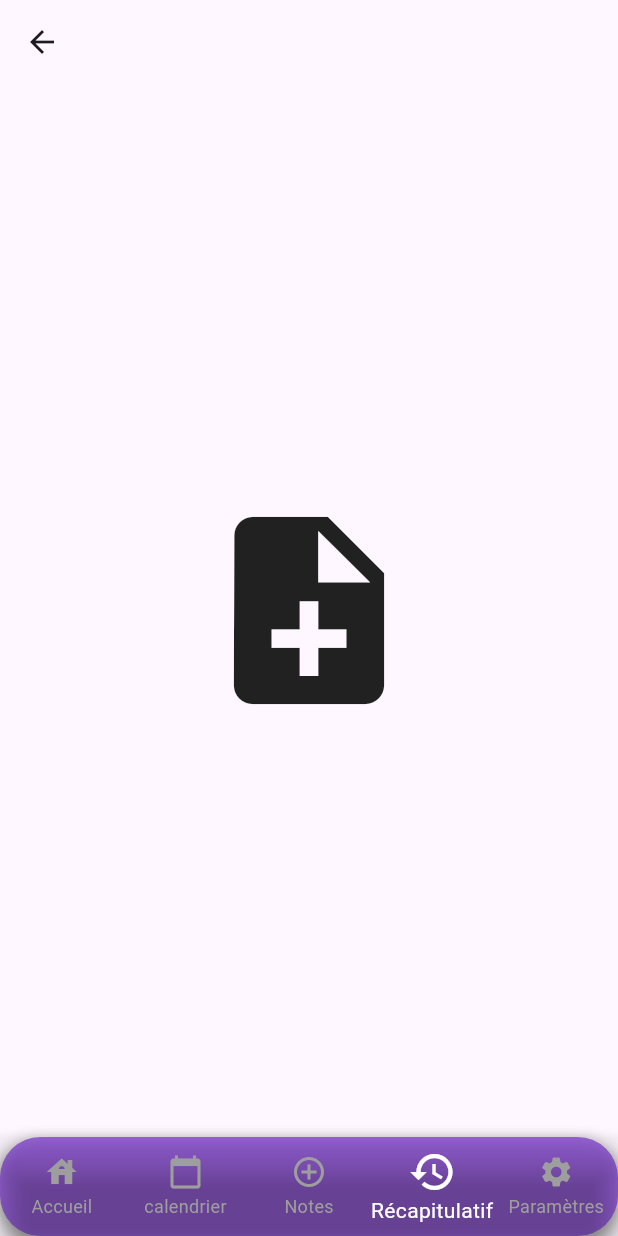
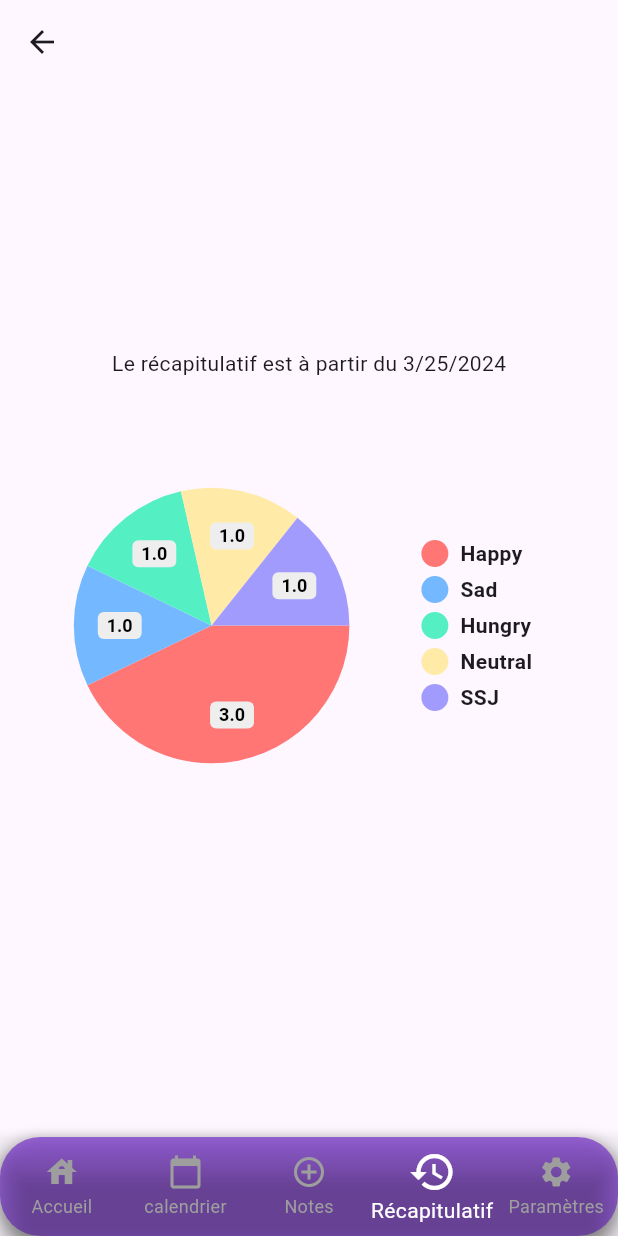
Before and after one commit to ThomasVly/Projet-F, a Flutter app: the NavBar screen opened directly, item 4 of the bottom bar chosen, on a phone screen of 412 x 824 dp. Run offline on Flutter 3.47's test engine with Material 3 defaults, Android fonts, the phone set to English and light mode, and no system bars; drawn by our look-alikes of pie_chart; our stand-ins replace shared_preferences, table_calendar; accounts and stored records are empty.

Commit message:
page de recap

```diff
--- a/lib/classes/accueil.dart
+++ b/lib/classes/accueil.dart
@@ -36,8 +36,16 @@ class _AccueilState extends State<Accueil> {
 
   retrieveStringValue() async {
     SharedPreferences prefs = await SharedPreferences.getInstance();
-    await prefs.setString("21/01/24", "titre<>text<>#joyeux<>Happy");
-    String? value = prefs.getString("21/01/24");
+
+    await prefs.setString("25/03/2024", "titre<>text<>#joyeux<>Happy");
+    await prefs.setString("24/03/2024", "titre<>text<>#joyeux<>Sad");
+    await prefs.setString("23/03/2024", "titre<>text<>#joyeux<>SSJ");
+    await prefs.setString("22/03/2024", "titre<>text<>#joyeux<>Hungry");
+    await prefs.setString("21/03/2024", "titre<>text<>#joyeux<>Happy");
+    await prefs.setString("20/03/2024", "titre<>text<>#joyeux<>Neutral");
+    await prefs.setString("19/03/2024", "titre<>text<>#joyeux<>Happy");
+
+    String? value = prefs.getString("25/03/2024");
     if (value != null) {
       setState(() {
         note = value;
--- a/lib/classes/navbar.dart
+++ b/lib/classes/navbar.dart
@@ -3,8 +3,7 @@ import 'package:flutter_application_1/classes/parametres.dart';
 import 'chargement.dart';
 import 'calendrier.dart';
 import 'accueil.dart';
-import 'notes.dart';
-import 'dossiers.dart';
+import 'recap.dart';
 
 const Color bottomNavBgColor = Color.fromARGB(192, 129, 61, 212);
 
@@ -32,10 +31,7 @@ class _NavBarState extends State<NavBar> {
       Accueil(title: "notes"),
       Calendar(title: "calendar"),
       Chargement(title: 'yousk2'),
-      Icon(
-        Icons.note_add,
-        size: 150,
-      ),
+      Recap(title: "Recapitulatif"),
       Parametres(title: 'settings'),
     ];
 
--- /dev/null
+++ b/lib/classes/recap.dart
@@ -0,0 +1,79 @@
+import 'package:flutter/material.dart';
+import 'package:intl/intl.dart';
+import 'package:pie_chart/pie_chart.dart';
+import 'package:shared_preferences/shared_preferences.dart';
+
+class Recap extends StatefulWidget {
+  const Recap({super.key, required this.title});
+
+  final String title;
+
+  @override
+  State<Recap> createState() => _RecapState();
+}
+
+class _RecapState extends State<Recap> {
+  late TextEditingController _controller;
+  late DateTime now;
+  late String utilisable ;
+  List<String> temp = [];
+
+  Map<String, double> dataMap = {
+    "Happy": 0,
+    "Sad": 0,
+    "Hungry": 0,
+    "Neutral": 0,
+    "SSJ": 0
+  };
+
+  @override
+  void initState() {
+    super.initState();
+    _controller = TextEditingController();
+    now = DateTime.now();
+    retrieveStringValue();
+  }
+
+  retrieveStringValue() async {
+    SharedPreferences prefs = await SharedPreferences.getInstance();
+
+    for (var i =0; i<7; i++) {
+      String? value = prefs.getString(DateFormat('dd/MM/yyyy').format(now.subtract(Duration(days: i))));
+      if (value != null) {
+        setState(() {
+          dataMap[value.split("<>")[3]] = (dataMap[value.split("<>")[3]] ?? 0) + 1;
+        });
+      }
+    }
+  }
+
+  int countOccurrences<T>(List<T> list, T element) {
+    return list.where((item) => item == element).length;
+  }
+
+  @override
+  void dispose() {
+    _controller.dispose();
+    super.dispose();
+  }
+
+  @override
+  Widget build(BuildContext context) {
+    return Center(
+      child: Padding(
+        padding: const EdgeInsets.all(16.0),
+        child: Column(
+          mainAxisAlignment: MainAxisAlignment.center,
+          children: <Widget>[
+            Text("Le récapitulatif est à partir du ${DateFormat.yMd().format(now)}"),
+            SizedBox(
+              width: MediaQuery.of(context).size.width * 0.8, // Adjust the width as per your requirement
+              height: MediaQuery.of(context).size.width * 0.8, // Adjust the height as per your requirement
+              child: PieChart(dataMap: dataMap),
+            ),
+          ],
+        ),
+      ),
+    );
+  }
+}
--- a/pubspec.yaml
+++ b/pubspec.yaml
@@ -40,6 +40,10 @@ dependencies:
   shared_preferences: any
 
   path_provider: any
+
+  intl:
+
+  pie_chart: any
 
 
 
```
Also changed, not shown: pubspec.lock.
